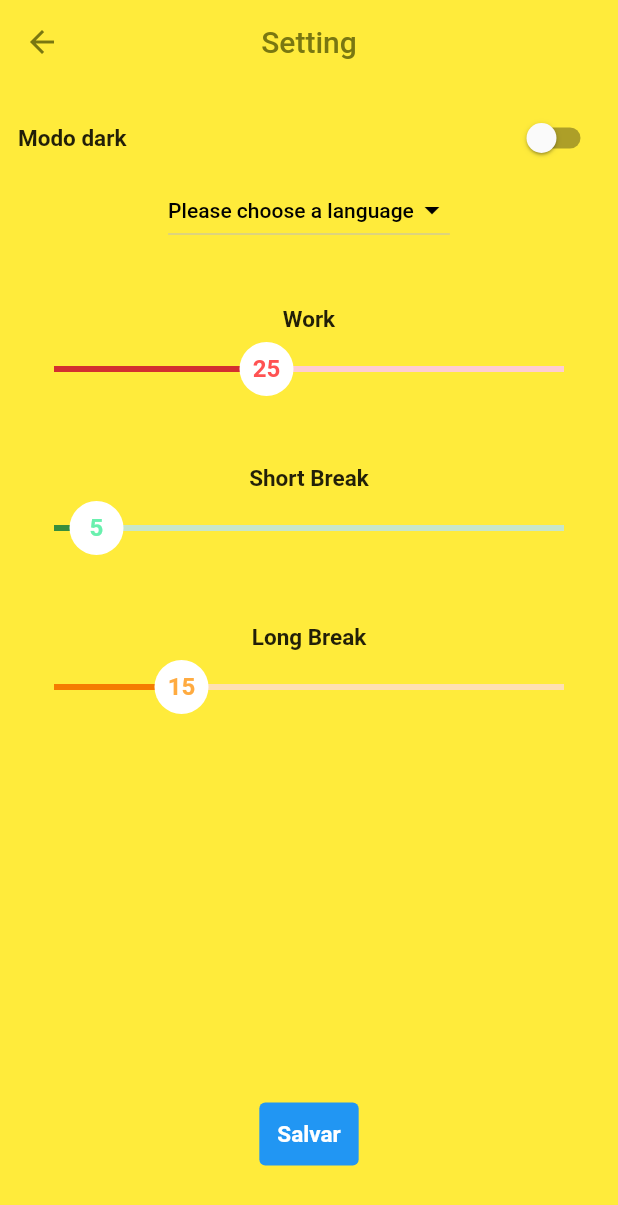
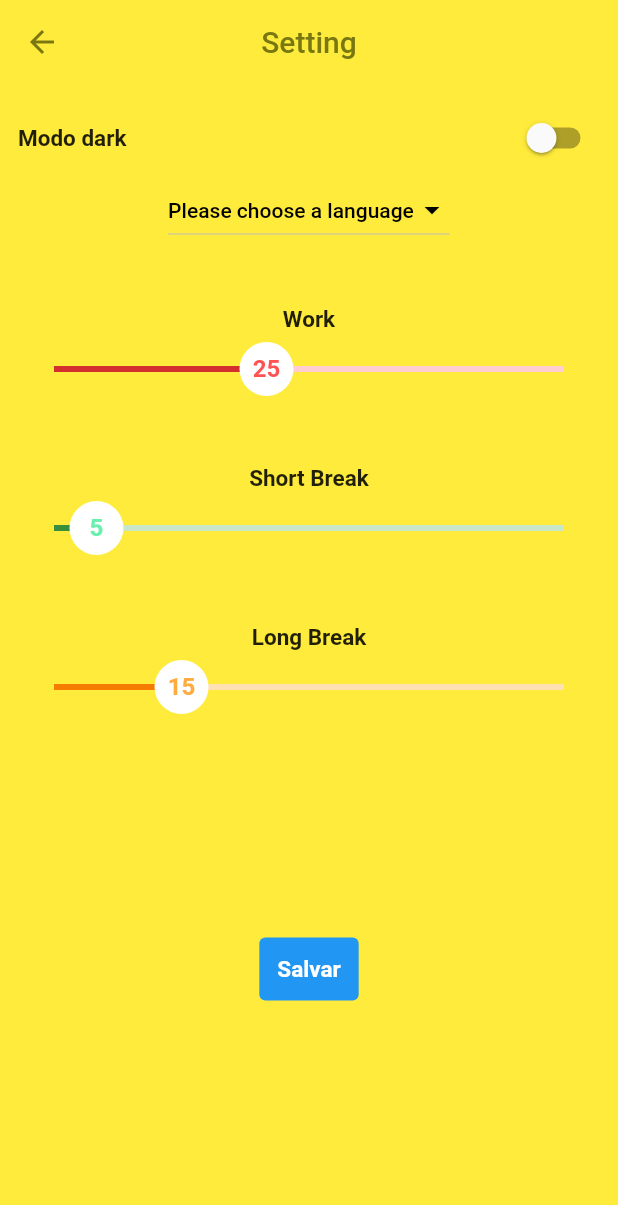
Before and after one commit to moabomena/Pomozen, a Flutter app: the SettingsPage screen opened directly, on a phone screen of 412 x 824 dp. Shown: the top 1205 px of the screen. Run offline on Flutter 3.47's test engine with Material 2 defaults, Android fonts, the phone set to English and light mode, and no system bars; our stand-ins replace audioplayers, flutter_local_notifications, percent_indicator, rxdart.

Commit message:
Refactored the code slider settings

```diff
--- a/lib/screens/settings_page.dart
+++ b/lib/screens/settings_page.dart
@@ -94,26 +94,22 @@ class _SettingsPageState extends State<SettingsPage> {
               'Work',
               style: TextStyle(fontSize: 15, fontWeight: FontWeight.bold),
             ),
-            SliderTheme(
-              data: SliderTheme.of(context).copyWith(
-                activeTrackColor: Colors.red[700],
-                inactiveTrackColor: Colors.red[100],
-                trackShape: const RectangularSliderTrackShape(),
-                trackHeight: 4.0,
+            SliderSettingsTimers(
+              activeTrackColor: Colors.red[700]!,
+              inactiveTrackColor: Colors.red[100]!,
               thumbColor: Colors.redAccent,
-                thumbShape: const CustomSliderThumbCircle(thumbRadius: 20),
               overlayColor: Colors.red.withAlpha(32),
-              ),
-              child: Slider(
+              thumbRadius: 20,
+              slider: Slider(
                 value: _currentSliderValueWork,
                 min: 0,
                 max: 60,
-                  divisions: 60,
                 onChanged: (double value) {
                   setState(() {
                     _currentSliderValueWork = value;
                   });
-                  }),
+                },
+              ),
             ),
             const SizedBox(
               height: 40,
@@ -122,26 +118,22 @@ class _SettingsPageState extends State<SettingsPage> {
               'Short Break',
               style: TextStyle(fontSize: 15, fontWeight: FontWeight.bold),
             ),
-            SliderTheme(
-              data: SliderTheme.of(context).copyWith(
-                activeTrackColor: Colors.green[700],
-                inactiveTrackColor: Colors.green[100],
-                trackShape: const RectangularSliderTrackShape(),
-                trackHeight: 4.0,
+            SliderSettingsTimers(
+              activeTrackColor: Colors.green[700]!,
+              inactiveTrackColor: Colors.green[100]!,
               thumbColor: Colors.greenAccent,
-                thumbShape: const CustomSliderThumbCircle(thumbRadius: 20),
               overlayColor: Colors.green.withAlpha(32),
-              ),
-              child: Slider(
+              thumbRadius: 20,
+              slider: Slider(
                 value: _currentSliderValueShortBreak,
                 min: 0,
                 max: 60,
-                  divisions: 60,
                 onChanged: (double value) {
                   setState(() {
                     _currentSliderValueShortBreak = value;
                   });
-                  }),
+                },
+              ),
             ),
             const SizedBox(
               height: 40,
@@ -150,29 +142,28 @@ class _SettingsPageState extends State<SettingsPage> {
               'Long Break',
               style: TextStyle(fontSize: 15, fontWeight: FontWeight.bold),
             ),
-            SliderTheme(
-              data: SliderTheme.of(context).copyWith(
-                activeTrackColor: Colors.orange[700],
-                inactiveTrackColor: Colors.orange[100],
-                trackShape: const RectangularSliderTrackShape(),
-                trackHeight: 4.0,
+            SliderSettingsTimers(
+              activeTrackColor: Colors.orange[700]!,
+              inactiveTrackColor: Colors.orange[100]!,
               thumbColor: Colors.orangeAccent,
-                thumbShape: const CustomSliderThumbCircle(thumbRadius: 20),
               overlayColor: Colors.orange.withAlpha(32),
-              ),
-              child: Slider(
+              thumbRadius: 20,
+              slider: Slider(
                 value: _currentSliderValueLongBreak,
                 min: 0,
                 max: 60,
-                  divisions: 60,
                 onChanged: (double value) {
                   setState(() {
                     _currentSliderValueLongBreak = value;
                   });
-                  }),
+                },
+              ),
+            ),
+            const SizedBox(
+              height: 40,
             ),
             Padding(
-              padding: const EdgeInsets.only(top: 250),
+              padding: const EdgeInsets.only(top: 100),
               child: TextButton(
                   style: ButtonStyle(
                       padding:
--- a/lib/widgets/custom_slider.dart
+++ b/lib/widgets/custom_slider.dart
@@ -62,3 +62,38 @@ class CustomSliderThumbCircle extends SliderComponentShape {
     return (min + (max - min) * value).round().toString();
   }
 }
+
+// ignore: must_be_immutable
+class SliderSettingsTimers extends StatelessWidget {
+  SliderSettingsTimers(
+      {required this.activeTrackColor,
+      required this.inactiveTrackColor,
+      required this.thumbColor,
+      required this.overlayColor,
+      required this.thumbRadius,
+      required this.slider,
+      Key? key})
+      : super(key: key);
+
+  Color activeTrackColor;
+  Color inactiveTrackColor;
+  Color thumbColor;
+  Color overlayColor;
+  double thumbRadius;
+  Slider slider;
+
+  @override
+  Widget build(BuildContext context) {
+    return SliderTheme(
+      data: SliderTheme.of(context).copyWith(
+          activeTrackColor: activeTrackColor,
+          inactiveTrackColor: inactiveTrackColor,
+          trackShape: const RectangularSliderTrackShape(),
+          trackHeight: 4.0,
+          thumbColor: thumbColor,
+          thumbShape: CustomSliderThumbCircle(thumbRadius: thumbRadius),
+          overlayColor: overlayColor),
+      child: slider,
+    );
+  }
+}
```
Lines whose indentation alone changed are shown as unchanged.
